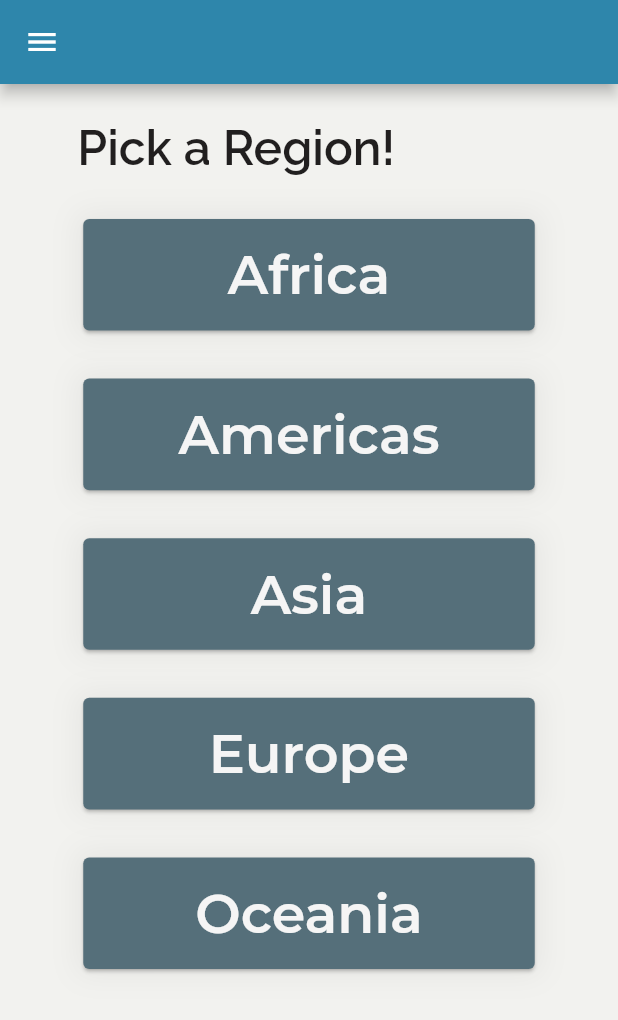
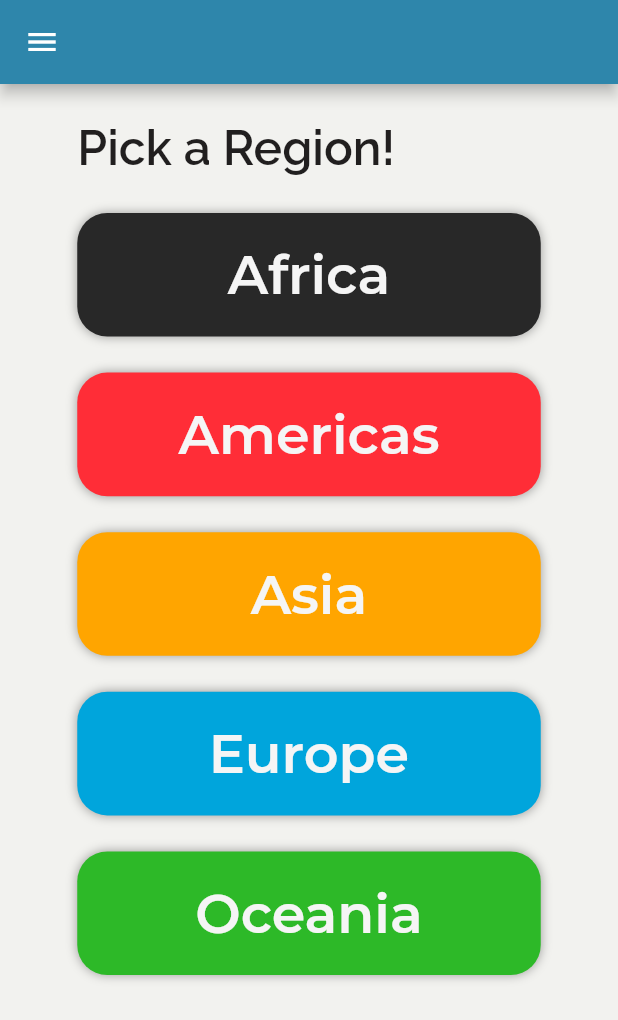
Before and after one commit to ajaytitus1386/Flags, a Flutter app: the screen it shows after launch, on a phone screen of 412 x 824 dp. Shown: the top 1020 px of the screen. Run offline on Flutter 3.47's test engine with Material 2 defaults, Android fonts, the phone set to English and light mode, and no system bars; our stand-ins replace bloc, dartz, equatable, flutter_bloc, get_it, google_fonts and 2 more; accounts and stored records are empty.

Commit message:
style: reflects uniques region color

```diff
--- a/lib/features/flags/presentation/widgets/region_card.dart
+++ b/lib/features/flags/presentation/widgets/region_card.dart
@@ -1,15 +1,16 @@
 import 'package:flags_task/features/flags/presentation/animation/scale_page_route.dart';
 import 'package:flags_task/features/flags/presentation/pages/region_page.dart';
-import 'package:flags_task/features/flags/presentation/styling/color_palettes.dart';
 import 'package:flags_task/features/flags/presentation/styling/responsive_size.dart';
 import 'package:flags_task/features/flags/presentation/styling/text_styles.dart';
 import 'package:flutter/material.dart';
 
 class RegionCard extends StatelessWidget {
   final String region;
+  final Color regionColor;
   const RegionCard({
     Key? key,
     required this.region,
+    required this.regionColor,
   }) : super(key: key);
 
   @override
@@ -21,16 +22,21 @@ class RegionCard extends StatelessWidget {
         Navigator.push(context, scalePageBuilder(RegionPage(region: region)));
       },
       child: Container(
-        decoration: cardDecoration,
+        decoration: BoxDecoration(
+            color: regionColor,
+            borderRadius: BorderRadius.circular(20),
+            boxShadow: const [
+              BoxShadow(
+                color: Color.fromRGBO(0, 0, 0, 0.35),
+                blurRadius: 5,
+              )
+            ]),
         width: SizeConfig.cardWidth,
         height: SizeConfig.cardHeight,
-        child: Card(
-          color: secondary,
-          child: Center(
-            child: Text(
-              region,
-              style: buildRegionCardTextStyle(),
-            ),
+        child: Center(
+          child: Text(
+            region,
+            style: buildRegionCardTextStyle(),
           ),
         ),
       ),
```
